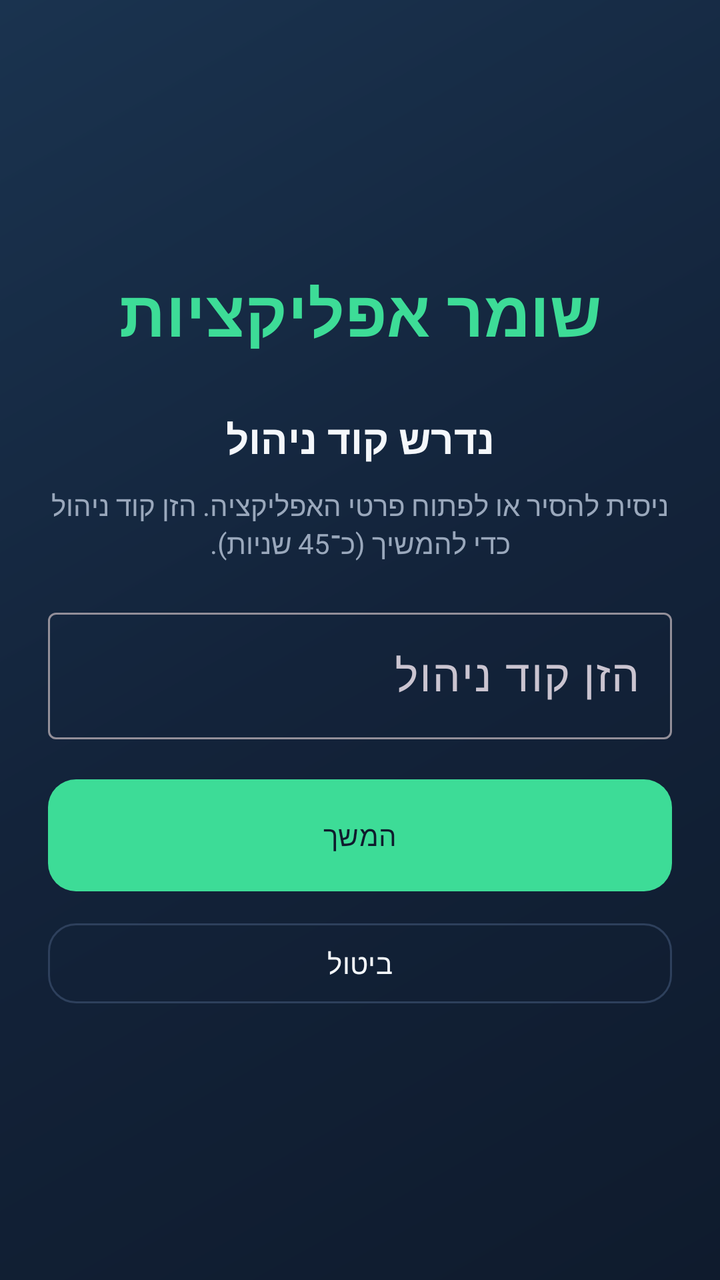
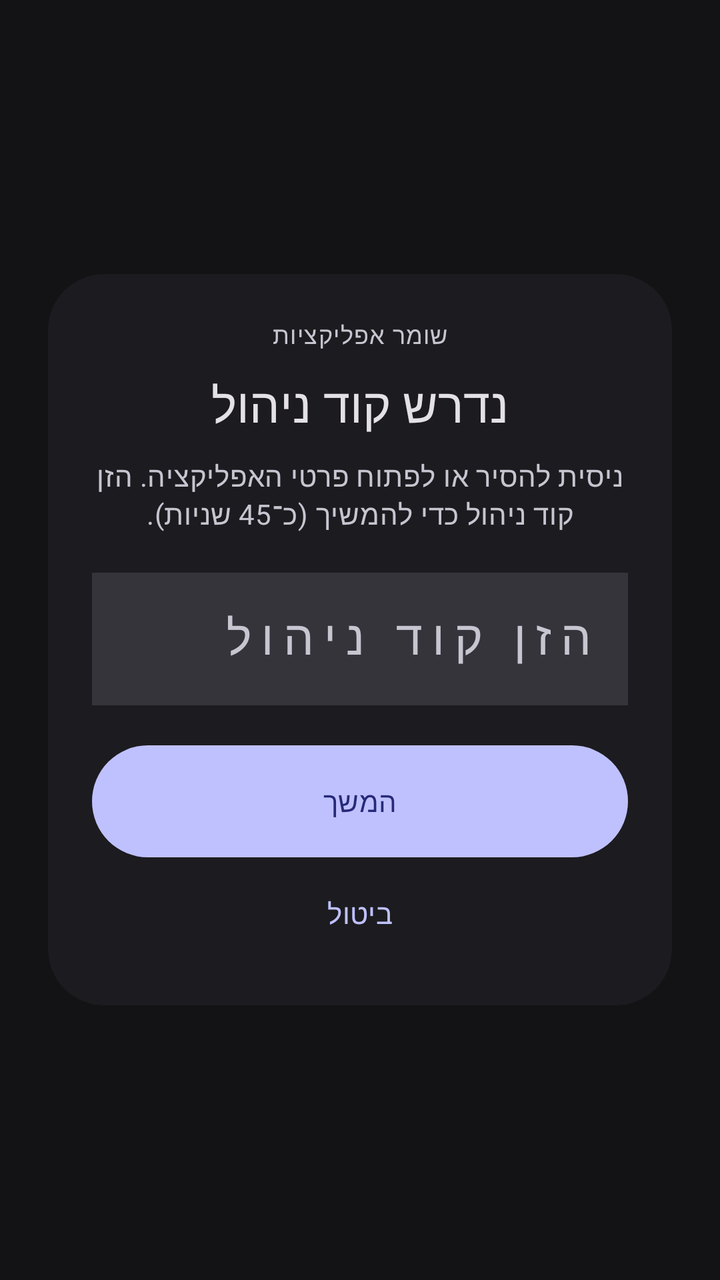

An Android layout rendered at two revisions. The XML below is the earlier revision; the diff shows what the commit changed to produce the second picture.
<!-- AndroidManifest.xml: application theme Theme.AppGuard -->
<!-- res/layout/activity_protection_challenge.xml -->
<?xml version="1.0" encoding="utf-8"?>
<FrameLayout xmlns:android="http://schemas.android.com/apk/res/android"
    android:layout_width="match_parent"
    android:layout_height="match_parent"
    android:background="@drawable/bg_gradient"
    android:layoutDirection="rtl"
    android:padding="24dp">

    <LinearLayout
        android:layout_width="match_parent"
        android:layout_height="wrap_content"
        android:layout_gravity="center"
        android:orientation="vertical">

        <TextView
            style="@style/Text.Brand"
            android:layout_width="match_parent"
            android:layout_height="wrap_content"
            android:gravity="center"
            android:text="@string/app_name" />

        <TextView
            android:id="@+id/challengeTitle"
            android:layout_width="match_parent"
            android:layout_height="wrap_content"
            android:layout_marginTop="28dp"
            android:gravity="center"
            android:text="@string/challenge_title"
            android:textColor="@color/text_primary"
            android:textSize="20sp"
            android:textStyle="bold" />

        <TextView
            android:id="@+id/challengeMessage"
            android:layout_width="match_parent"
            android:layout_height="wrap_content"
            android:layout_marginTop="10dp"
            android:gravity="center"
            android:text="@string/challenge_message_uninstall"
            android:textColor="@color/text_secondary" />

        <com.google.android.material.textfield.TextInputLayout
            android:layout_width="match_parent"
            android:layout_height="wrap_content"
            android:layout_marginTop="20dp"
            android:hint="@string/pin_enter_hint">

            <com.google.android.material.textfield.TextInputEditText
                android:id="@+id/challengePin"
                android:layout_width="match_parent"
                android:layout_height="wrap_content"
                android:inputType="numberPassword"
                android:maxLength="8"
                android:textAlignment="center"
                android:textSize="22sp" />
        </com.google.android.material.textfield.TextInputLayout>

        <com.google.android.material.button.MaterialButton
            android:id="@+id/challengeSubmit"
            android:layout_width="match_parent"
            android:layout_height="56dp"
            android:layout_marginTop="20dp"
            android:text="@string/challenge_continue" />

        <com.google.android.material.button.MaterialButton
            android:id="@+id/challengeCancel"
            style="@style/Widget.AppGuard.Button.Outlined"
            android:layout_width="match_parent"
            android:layout_height="wrap_content"
            android:layout_marginTop="12dp"
            android:text="@string/cancel" />
    </LinearLayout>
</FrameLayout>
<!-- resources referenced by this layout -->
<resources>
  <color name="text_primary">#F4F7FB</color>
  <color name="text_secondary">#9AA8BC</color>
  <!-- drawable bg_gradient (drawable) -->
  <?xml version="1.0" encoding="utf-8"?>
  <shape xmlns:android="http://schemas.android.com/apk/res/android"
      android:shape="rectangle">
      <gradient
          android:angle="135"
          android:startColor="#0F1B2D"
          android:centerColor="#13233A"
          android:endColor="#1A334F"
          android:type="linear" />
  </shape>
  <style name="Text.Brand" parent="TextAppearance.Material3.HeadlineLarge">
          <item name="android:textColor">@color/accent</item>
          <item name="android:textStyle">bold</item>
          <item name="android:letterSpacing">0.01</item>
      </style>
  <style name="Widget.AppGuard.Button.Outlined" parent="Widget.Material3.Button.OutlinedButton">
          <item name="strokeColor">@color/stroke</item>
          <item name="android:textColor">@color/text_primary</item>
          <item name="cornerRadius">14dp</item>
          <item name="android:minHeight">48dp</item>
      </style>
  <style name="Theme.AppGuard" parent="Theme.Material3.Dark.NoActionBar">
          <item name="colorPrimary">@color/accent</item>
          <item name="colorPrimaryContainer">@color/accent_dim</item>
          <item name="colorOnPrimary">@color/bg</item>
          <item name="colorSecondary">@color/warning</item>
          <item name="colorError">@color/danger</item>
          <item name="android:statusBarColor">@android:color/transparent</item>
          <item name="android:navigationBarColor">@android:color/transparent</item>
          <item name="android:windowBackground">@color/bg</item>
          <item name="android:textColorPrimary">@color/text_primary</item>
          <item name="android:textColorSecondary">@color/text_secondary</item>
          <item name="materialButtonStyle">@style/Widget.AppGuard.Button</item>
          <item name="android:windowLayoutInDisplayCutoutMode">shortEdges</item>
      </style>
  <color name="accent">#3DDC97</color>
  <color name="stroke">#2E405C</color>
  <color name="accent_dim">#2A9B6C</color>
  <color name="bg">#0F1B2D</color>
  <color name="warning">#FFCC66</color>
  <color name="danger">#F07178</color>
  <style name="Widget.AppGuard.Button" parent="Widget.Material3.Button">
          <item name="backgroundTint">@color/accent</item>
          <item name="android:textColor">@color/bg</item>
          <item name="cornerRadius">14dp</item>
          <item name="android:minHeight">52dp</item>
          <item name="android:insetTop">0dp</item>
          <item name="android:insetBottom">0dp</item>
      </style>
  <!-- unchanged entries left out for length: 6 -->
</resources>

<!-- the commit's change to res/layout/activity_protection_challenge.xml (unified diff, before → after) -->
@@ -1,73 +1,82 @@
 <?xml version="1.0" encoding="utf-8"?>
 <FrameLayout xmlns:android="http://schemas.android.com/apk/res/android"
+    xmlns:app="http://schemas.android.com/apk/res-auto"
     android:layout_width="match_parent"
     android:layout_height="match_parent"
-    android:background="@drawable/bg_gradient"
+    android:background="?attr/colorSurface"
     android:layoutDirection="rtl"
     android:padding="24dp">
 
-    <LinearLayout
+    <com.google.android.material.card.MaterialCardView
         android:layout_width="match_parent"
         android:layout_height="wrap_content"
         android:layout_gravity="center"
-        android:orientation="vertical">
+        app:shapeAppearanceOverlay="@style/Shape.AppGuard.CardHero">
 
-        <TextView
-            style="@style/Text.Brand"
+        <LinearLayout
             android:layout_width="match_parent"
             android:layout_height="wrap_content"
-            android:gravity="center"
-            android:text="@string/app_name" />
+            android:orientation="vertical"
+            android:padding="22dp">
 
-        <TextView
-            android:id="@+id/challengeTitle"
-            android:layout_width="match_parent"
-            android:layout_height="wrap_content"
-            android:layout_marginTop="28dp"
-            android:gravity="center"
-            android:text="@string/challenge_title"
-            android:textColor="@color/text_primary"
-            android:textSize="20sp"
-            android:textStyle="bold" />
-
-        <TextView
-            android:id="@+id/challengeMessage"
-            android:layout_width="match_parent"
-            android:layout_height="wrap_content"
-            android:layout_marginTop="10dp"
-            android:gravity="center"
-            android:text="@string/challenge_message_uninstall"
-            android:textColor="@color/text_secondary" />
-
-        <com.google.android.material.textfield.TextInputLayout
-            android:layout_width="match_parent"
-            android:layout_height="wrap_content"
-            android:layout_marginTop="20dp"
-            android:hint="@string/pin_enter_hint">
-
-            <com.google.android.material.textfield.TextInputEditText
-                android:id="@+id/challengePin"
+            <TextView
+                style="@style/Text.Caption"
                 android:layout_width="match_parent"
                 android:layout_height="wrap_content"
-                android:inputType="numberPassword"
-                android:maxLength="8"
-                android:textAlignment="center"
-                android:textSize="22sp" />
-        </com.google.android.material.textfield.TextInputLayout>
+                android:gravity="center"
+                android:text="@string/app_name" />
 
-        <com.google.android.material.button.MaterialButton
-            android:id="@+id/challengeSubmit"
-            android:layout_width="match_parent"
-            android:layout_height="56dp"
-            android:layout_marginTop="20dp"
-            android:text="@string/challenge_continue" />
+            <TextView
+                android:id="@+id/challengeTitle"
+                android:layout_width="match_parent"
+                android:layout_height="wrap_content"
+                android:layout_marginTop="10dp"
+                android:gravity="center"
+                android:text="@string/challenge_title"
+                android:textAppearance="@style/TextAppearance.Material3.HeadlineSmall"
+                android:textColor="?attr/colorOnSurface" />
 
-        <com.google.android.material.button.MaterialButton
-            android:id="@+id/challengeCancel"
-            style="@style/Widget.AppGuard.Button.Outlined"
-            android:layout_width="match_parent"
-            android:layout_height="wrap_content"
-            android:layout_marginTop="12dp"
-            android:text="@string/cancel" />
-    </LinearLayout>
+            <TextView
+                android:id="@+id/challengeMessage"
+                android:layout_width="match_parent"
+                android:layout_height="wrap_content"
+                android:layout_marginTop="10dp"
+                android:gravity="center"
+                android:text="@string/challenge_message_uninstall"
+                android:textAppearance="@style/TextAppearance.Material3.BodyMedium"
+                android:textColor="?attr/colorOnSurfaceVariant" />
+
+            <com.google.android.material.textfield.TextInputLayout
+                android:layout_width="match_parent"
+                android:layout_height="wrap_content"
+                android:layout_marginTop="20dp"
+                android:hint="@string/pin_enter_hint">
+
+                <com.google.android.material.textfield.TextInputEditText
+                    android:id="@+id/challengePin"
+                    android:layout_width="match_parent"
+                    android:layout_height="wrap_content"
+                    android:inputType="numberPassword"
+                    android:letterSpacing="0.2"
+                    android:maxLength="8"
+                    android:textAlignment="center"
+                    android:textSize="24sp" />
+            </com.google.android.material.textfield.TextInputLayout>
+
+            <com.google.android.material.button.MaterialButton
+                android:id="@+id/challengeSubmit"
+                android:layout_width="match_parent"
+                android:layout_height="56dp"
+                android:layout_marginTop="20dp"
+                android:text="@string/challenge_continue" />
+
+            <com.google.android.material.button.MaterialButton
+                android:id="@+id/challengeCancel"
+                style="@style/Widget.AppGuard.Button.Ghost"
+                android:layout_width="match_parent"
+                android:layout_height="wrap_content"
+                android:layout_marginTop="4dp"
+                android:text="@string/cancel" />
+        </LinearLayout>
+    </com.google.android.material.card.MaterialCardView>
 </FrameLayout>
<!-- resource entries referenced after the edit -->
@@ -1,56 +1,126 @@
 <!-- resources referenced by this layout -->
 <resources>
-  <color name="text_primary">#F4F7FB</color>
-  <color name="text_secondary">#9AA8BC</color>
-  <!-- drawable bg_gradient (drawable) -->
-  <?xml version="1.0" encoding="utf-8"?>
-  <shape xmlns:android="http://schemas.android.com/apk/res/android"
-      android:shape="rectangle">
-      <gradient
-          android:angle="135"
-          android:startColor="#0F1B2D"
-          android:centerColor="#13233A"
-          android:endColor="#1A334F"
-          android:type="linear" />
-  </shape>
-  <style name="Text.Brand" parent="TextAppearance.Material3.HeadlineLarge">
-          <item name="android:textColor">@color/accent</item>
-          <item name="android:textStyle">bold</item>
-          <item name="android:letterSpacing">0.01</item>
+  <style name="Shape.AppGuard.CardHero" parent="ShapeAppearance.Material3.Corner.ExtraLarge">
+          <item name="cornerSize">28dp</item>
       </style>
-  <style name="Widget.AppGuard.Button.Outlined" parent="Widget.Material3.Button.OutlinedButton">
-          <item name="strokeColor">@color/stroke</item>
-          <item name="android:textColor">@color/text_primary</item>
-          <item name="cornerRadius">14dp</item>
+  <style name="Text.Caption" parent="TextAppearance.Material3.LabelMedium">
+          <item name="android:textColor">?attr/colorOnSurfaceVariant</item>
+      </style>
+  <style name="Widget.AppGuard.Button.Ghost" parent="Widget.Material3.Button.TextButton">
           <item name="android:minHeight">48dp</item>
+          <item name="cornerRadius">28dp</item>
+          <item name="android:textAllCaps">false</item>
       </style>
   <style name="Theme.AppGuard" parent="Theme.Material3.Dark.NoActionBar">
-          <item name="colorPrimary">@color/accent</item>
-          <item name="colorPrimaryContainer">@color/accent_dim</item>
-          <item name="colorOnPrimary">@color/bg</item>
-          <item name="colorSecondary">@color/warning</item>
-          <item name="colorError">@color/danger</item>
+          <item name="colorPrimary">@color/md_theme_primary</item>
+          <item name="colorOnPrimary">@color/md_theme_on_primary</item>
+          <item name="colorPrimaryContainer">@color/md_theme_primary_container</item>
+          <item name="colorOnPrimaryContainer">@color/md_theme_on_primary_container</item>
+          <item name="colorSecondary">@color/md_theme_secondary</item>
+          <item name="colorOnSecondary">@color/md_theme_on_secondary</item>
+          <item name="colorSecondaryContainer">@color/md_theme_secondary_container</item>
+          <item name="colorOnSecondaryContainer">@color/md_theme_on_secondary_container</item>
+          <item name="colorTertiary">@color/md_theme_tertiary</item>
+          <item name="colorOnTertiary">@color/md_theme_on_tertiary</item>
+          <item name="colorTertiaryContainer">@color/md_theme_tertiary_container</item>
+          <item name="colorOnTertiaryContainer">@color/md_theme_on_tertiary_container</item>
+          <item name="colorError">@color/md_theme_error</item>
+          <item name="colorOnError">@color/md_theme_on_error</item>
+          <item name="colorErrorContainer">@color/md_theme_error_container</item>
+          <item name="colorOnErrorContainer">@color/md_theme_on_error_container</item>
+          <item name="android:colorBackground">@color/md_theme_background</item>
+          <item name="colorOnBackground">@color/md_theme_on_background</item>
+          <item name="colorSurface">@color/md_theme_surface</item>
+          <item name="colorOnSurface">@color/md_theme_on_surface</item>
+          <item name="colorSurfaceVariant">@color/md_theme_surface_variant</item>
+          <item name="colorOnSurfaceVariant">@color/md_theme_on_surface_variant</item>
+          <item name="colorOutline">@color/md_theme_outline</item>
+          <item name="colorOutlineVariant">@color/md_theme_outline_variant</item>
+          <item name="colorSurfaceContainer">@color/md_theme_surface_container</item>
+          <item name="colorSurfaceContainerHigh">@color/md_theme_surface_container_high</item>
+          <item name="colorSurfaceContainerHighest">@color/md_theme_surface_container_highest</item>
+          <item name="colorSurfaceContainerLow">@color/md_theme_surface_container_low</item>
+          <item name="colorSurfaceContainerLowest">@color/md_theme_background</item>
           <item name="android:statusBarColor">@android:color/transparent</item>
           <item name="android:navigationBarColor">@android:color/transparent</item>
-          <item name="android:windowBackground">@color/bg</item>
-          <item name="android:textColorPrimary">@color/text_primary</item>
-          <item name="android:textColorSecondary">@color/text_secondary</item>
+          <item name="android:windowBackground">@color/md_theme_background</item>
+          <item name="android:windowLayoutInDisplayCutoutMode">shortEdges</item>
           <item name="materialButtonStyle">@style/Widget.AppGuard.Button</item>
-          <item name="android:windowLayoutInDisplayCutoutMode">shortEdges</item>
+          <item name="materialCardViewStyle">@style/Widget.AppGuard.Card</item>
+          <item name="checkboxStyle">@style/Widget.AppGuard.CheckBox</item>
+          <item name="materialSwitchStyle">@style/Widget.AppGuard.Switch</item>
+          <item name="textInputStyle">@style/Widget.AppGuard.TextInput</item>
+          <item name="toolbarStyle">@style/Widget.AppGuard.Toolbar</item>
+          <item name="chipStyle">@style/Widget.AppGuard.Chip</item>
       </style>
-  <color name="accent">#3DDC97</color>
-  <color name="stroke">#2E405C</color>
-  <color name="accent_dim">#2A9B6C</color>
-  <color name="bg">#0F1B2D</color>
-  <color name="warning">#FFCC66</color>
-  <color name="danger">#F07178</color>
+  <color name="md_theme_primary">#BFC1FF</color>
+  <color name="md_theme_on_primary">#262A78</color>
+  <color name="md_theme_primary_container">#3D4296</color>
+  <color name="md_theme_on_primary_container">#E0E0FF</color>
+  <color name="md_theme_secondary">#C5C4DD</color>
+  <color name="md_theme_on_secondary">#2E2F42</color>
+  <color name="md_theme_secondary_container">#444559</color>
+  <color name="md_theme_on_secondary_container">#E1E0F9</color>
+  <color name="md_theme_tertiary">#E9B9D3</color>
+  <color name="md_theme_on_tertiary">#46263A</color>
+  <color name="md_theme_tertiary_container">#5F3C51</color>
+  <color name="md_theme_on_tertiary_container">#FFD8EB</color>
+  <color name="md_theme_error">#FFB4AB</color>
+  <color name="md_theme_on_error">#690005</color>
+  <color name="md_theme_error_container">#93000A</color>
+  <color name="md_theme_on_error_container">#FFDAD6</color>
+  <color name="md_theme_background">#131316</color>
+  <color name="md_theme_on_background">#E4E1E6</color>
+  <color name="md_theme_surface">#131316</color>
+  <color name="md_theme_on_surface">#E4E1E6</color>
+  <color name="md_theme_surface_variant">#46464F</color>
+  <color name="md_theme_on_surface_variant">#C7C5D0</color>
+  <color name="md_theme_outline">#91909A</color>
+  <color name="md_theme_outline_variant">#46464F</color>
+  <color name="md_theme_surface_container">#1C1B1F</color>
+  <color name="md_theme_surface_container_high">#2B2930</color>
+  <color name="md_theme_surface_container_highest">#36343B</color>
+  <color name="md_theme_surface_container_low">#1B1B1F</color>
   <style name="Widget.AppGuard.Button" parent="Widget.Material3.Button">
-          <item name="backgroundTint">@color/accent</item>
-          <item name="android:textColor">@color/bg</item>
-          <item name="cornerRadius">14dp</item>
-          <item name="android:minHeight">52dp</item>
+          <item name="android:minHeight">56dp</item>
           <item name="android:insetTop">0dp</item>
           <item name="android:insetBottom">0dp</item>
+          <item name="cornerRadius">28dp</item>
+          <item name="android:textAllCaps">false</item>
+          <item name="elevation">0dp</item>
+      </style>
+  <style name="Widget.AppGuard.Card" parent="Widget.Material3.CardView.Filled">
+          <item name="cardBackgroundColor">?attr/colorSurfaceContainer</item>
+          <item name="cardElevation">0dp</item>
+          <item name="strokeWidth">0dp</item>
+          <item name="shapeAppearance">@style/Shape.AppGuard.Card</item>
+      </style>
+  <style name="Widget.AppGuard.CheckBox" parent="Widget.Material3.CompoundButton.CheckBox" />
+  <style name="Widget.AppGuard.Switch" parent="Widget.Material3.CompoundButton.MaterialSwitch" />
+  <style name="Widget.AppGuard.TextInput" parent="Widget.Material3.TextInputLayout.FilledBox">
+          <item name="boxBackgroundColor">?attr/colorSurfaceContainerHighest</item>
+          <item name="boxStrokeWidth">0dp</item>
+          <item name="boxStrokeWidthFocused">0dp</item>
+          <item name="hintTextColor">?attr/colorOnSurfaceVariant</item>
+          <item name="shapeAppearance">@style/Shape.AppGuard.Pill</item>
+      </style>
+  <style name="Widget.AppGuard.Toolbar" parent="Widget.Material3.Toolbar">
+          <item name="android:background">@android:color/transparent</item>
+          <item name="titleCentered">true</item>
+          <item name="titleTextColor">?attr/colorOnSurface</item>
+      </style>
+  <style name="Widget.AppGuard.Chip" parent="Widget.Material3.Chip.Assist">
+          <item name="chipBackgroundColor">?attr/colorSurfaceContainerHighest</item>
+          <item name="android:textColor">?attr/colorOnSurfaceVariant</item>
+          <item name="chipMinHeight">28dp</item>
+          <item name="chipCornerRadius">8dp</item>
+          <item name="ensureMinTouchTargetSize">false</item>
+      </style>
+  <style name="Shape.AppGuard.Card" parent="ShapeAppearance.Material3.Corner.Large">
+          <item name="cornerSize">16dp</item>
+      </style>
+  <style name="Shape.AppGuard.Pill" parent="ShapeAppearance.Material3.Corner.Full">
+          <item name="cornerSize">50%</item>
       </style>
   <!-- unchanged entries left out for length: 6 -->
 </resources>
